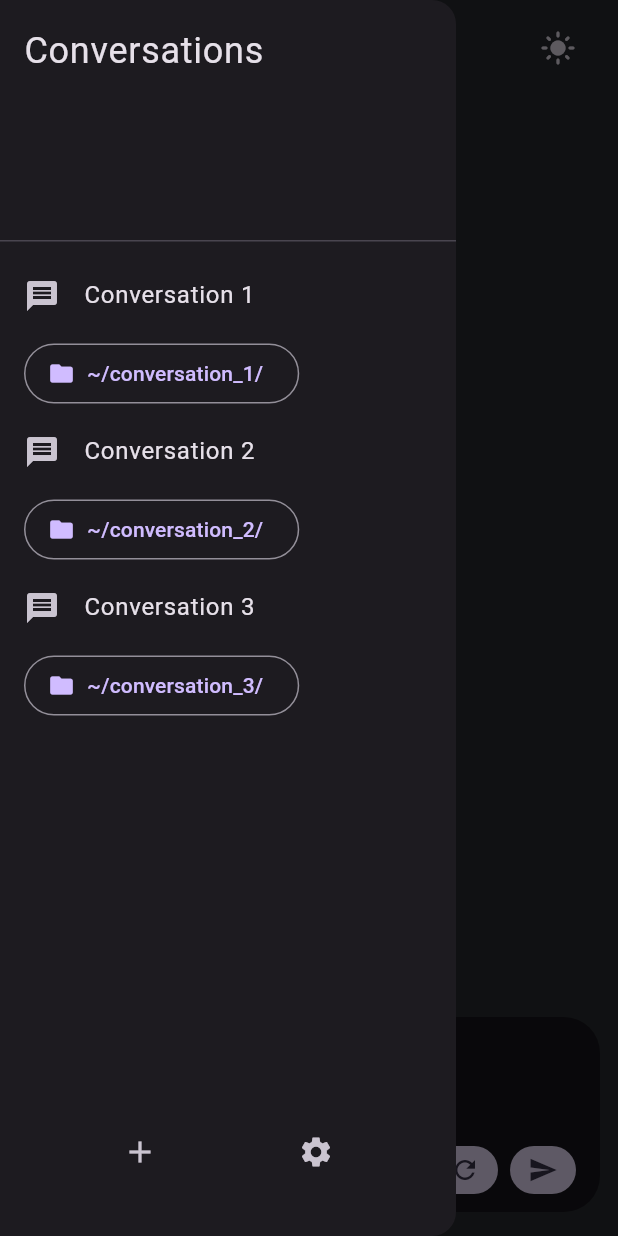
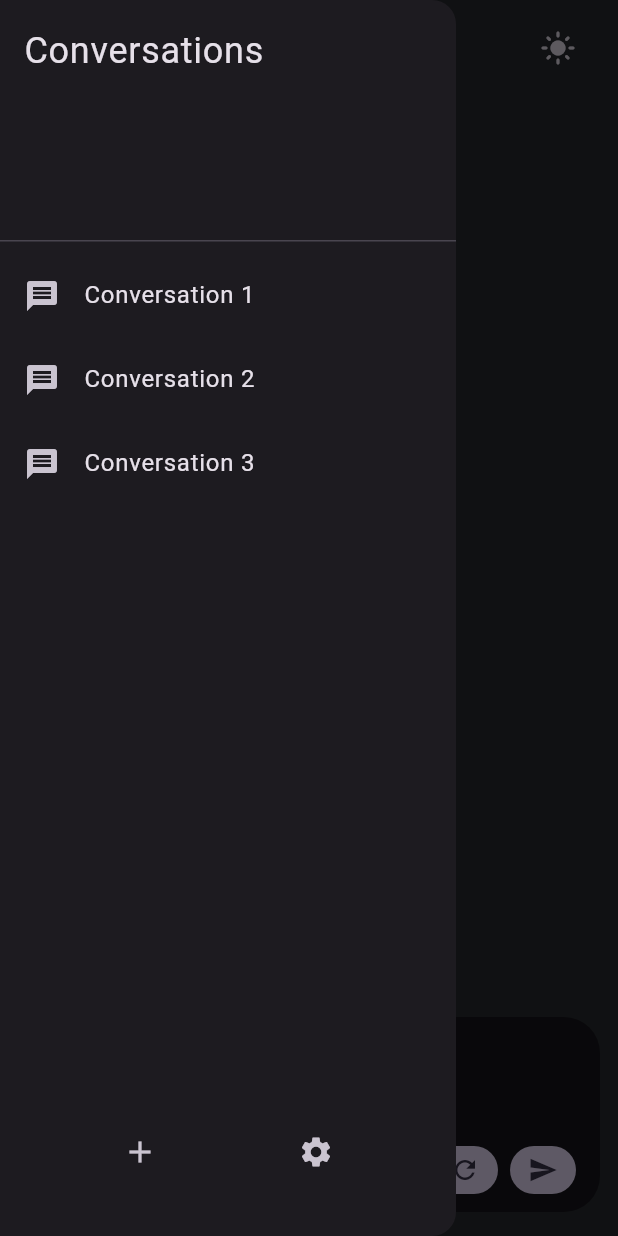
Before and after one commit to tianhaoz95/moollama, a Flutter app: the screen it shows after launch, with the side drawer open, on a phone screen of 412 x 824 dp. Run offline on Flutter 3.47's test engine with Material 3 defaults, Android fonts, the phone set to English and light mode, and no system bars; our stand-ins replace sqflite, sqflite_common_ffi; accounts and stored records are empty.

Commit message:
feat: revert drawer layout

```diff
--- a/lib/main.dart
+++ b/lib/main.dart
@@ -85,75 +85,21 @@ class _SecretAgentHomeState extends State<SecretAgentHome> {
             Expanded(
               child: ListView(
                 padding: EdgeInsets.zero,
-                children: <Widget>[
-                  const DrawerHeader(
+                children: const <Widget>[
+                  DrawerHeader(
                     child: Text(
                       'Conversations',
                       style: TextStyle(fontSize: 24),
                     ),
                   ),
-                  Column(
-                    children: [
-                      const ListTile(
-                        leading: Icon(Icons.message),
-                        title: Text('Conversation 1'),
-                      ),
-                      Row(
-                        mainAxisAlignment: MainAxisAlignment.start,
-                        children: [
-                          Padding(
-                            padding: const EdgeInsets.only(left: 16.0),
-                            child: OutlinedButton.icon(
-                              icon: const Icon(Icons.folder),
-                              label: const Text('~/conversation_1/'),
-                              onPressed: () {},
-                            ),
-                          ),
-                        ],
-                      ),
-                    ],
+                  _ConversationItem(
+                    title: 'Conversation 1',
                   ),
-                  Column(
-                    children: [
-                      const ListTile(
-                        leading: Icon(Icons.message),
-                        title: Text('Conversation 2'),
-                      ),
-                      Row(
-                        mainAxisAlignment: MainAxisAlignment.start,
-                        children: [
-                          Padding(
-                            padding: const EdgeInsets.only(left: 16.0),
-                            child: OutlinedButton.icon(
-                              icon: const Icon(Icons.folder),
-                              label: const Text('~/conversation_2/'),
-                              onPressed: () {},
-                            ),
-                          ),
-                        ],
-                      ),
-                    ],
+                  _ConversationItem(
+                    title: 'Conversation 2',
                   ),
-                  Column(
-                    children: [
-                      const ListTile(
-                        leading: Icon(Icons.message),
-                        title: Text('Conversation 3'),
-                      ),
-                      Row(
-                        mainAxisAlignment: MainAxisAlignment.start,
-                        children: [
-                          Padding(
-                            padding: const EdgeInsets.only(left: 16.0),
-                            child: OutlinedButton.icon(
-                              icon: const Icon(Icons.folder),
-                              label: const Text('~/conversation_3/'),
-                              onPressed: () {},
-                            ),
-                          ),
-                        ],
-                      ),
-                    ],
+                  _ConversationItem(
+                    title: 'Conversation 3',
                   ),
                 ],
               ),
@@ -332,6 +278,20 @@ class _SecretAgentHomeState extends State<SecretAgentHome> {
   }
 }
 
+class _ConversationItem extends StatelessWidget {
+  final String title;
+
+  const _ConversationItem({required this.title});
+
+  @override
+  Widget build(BuildContext context) {
+    return ListTile(
+      leading: const Icon(Icons.message),
+      title: Text(title),
+    );
+  }
+}
+
 class _BottomBarButton extends StatelessWidget {
   final String? label;
   final IconData? icon;
```
